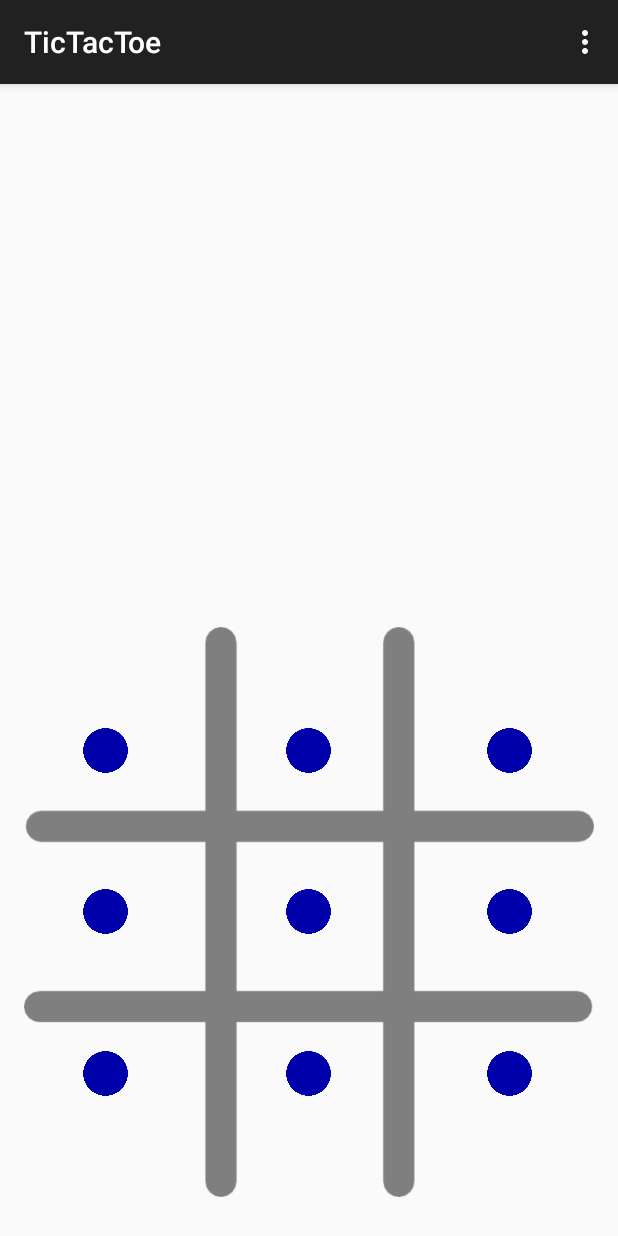
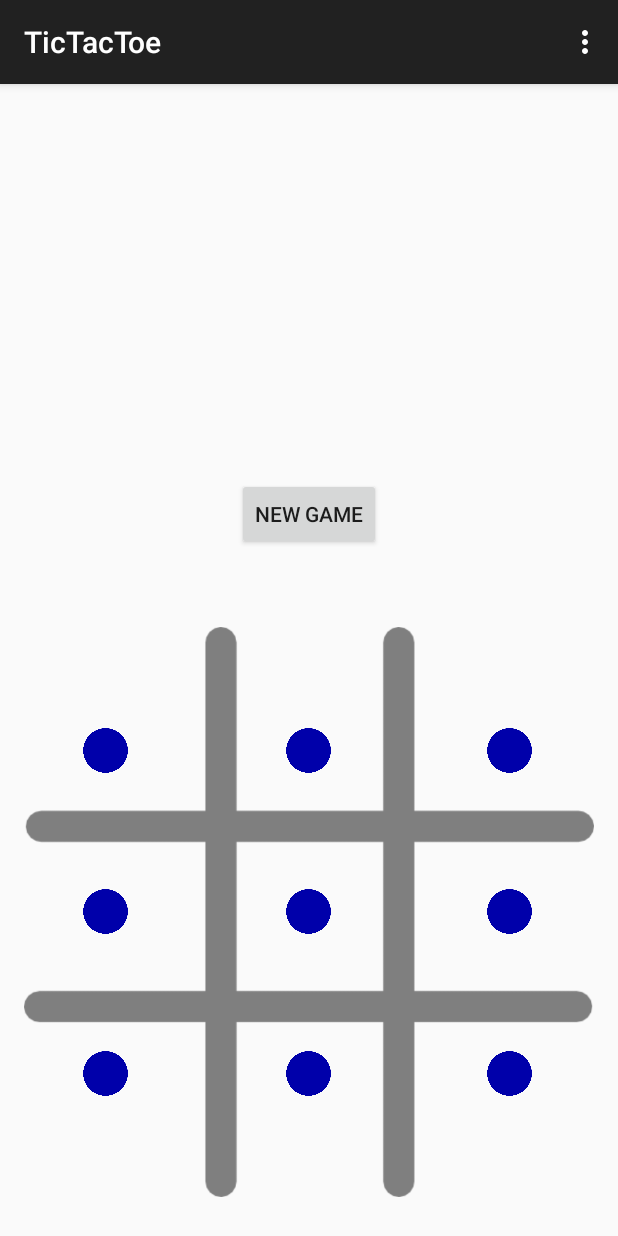
Before and after one commit to hornjt/TicTacToe, an Android app: the screen it shows after launch (MainActivity), on a phone screen of 412 x 824 dp. Run offline under Robolectric (Android 15) with nearby library versions, the phone set to English and light mode, and no system bars.

Commit message:
Added new game button

```diff
--- a/app/src/main/res/layout/activity_main.xml
+++ b/app/src/main/res/layout/activity_main.xml
@@ -294,4 +294,14 @@
         android:layout_alignStart="@+id/x9"
         android:visibility="invisible" />
 
+    <Button
+        android:layout_width="wrap_content"
+        android:layout_height="wrap_content"
+        android:text="New Game"
+        android:id="@+id/newGameButton"
+        android:layout_above="@+id/imageView"
+        android:layout_centerHorizontal="true"
+        android:layout_marginBottom="41dp"
+        android:onClick="newGame" />
+
 </RelativeLayout>
```
Also changed, not shown: app/src/main/java/com/hornj/tictactoe/MainActivity.java (+7 -0 lines).
